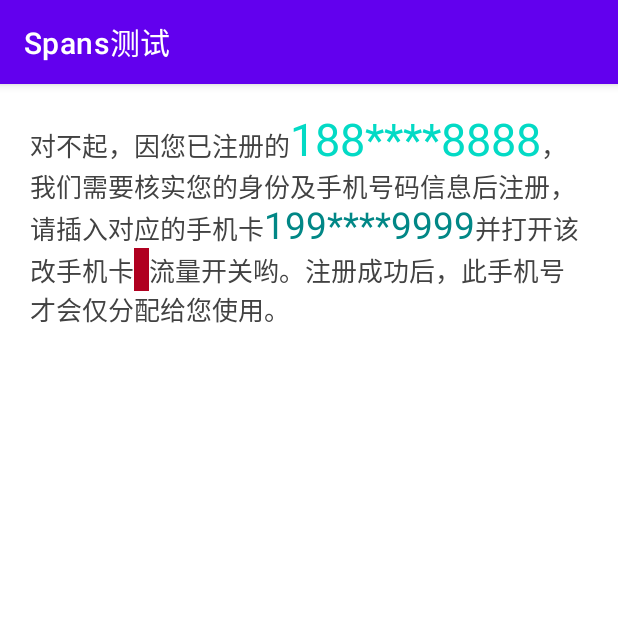
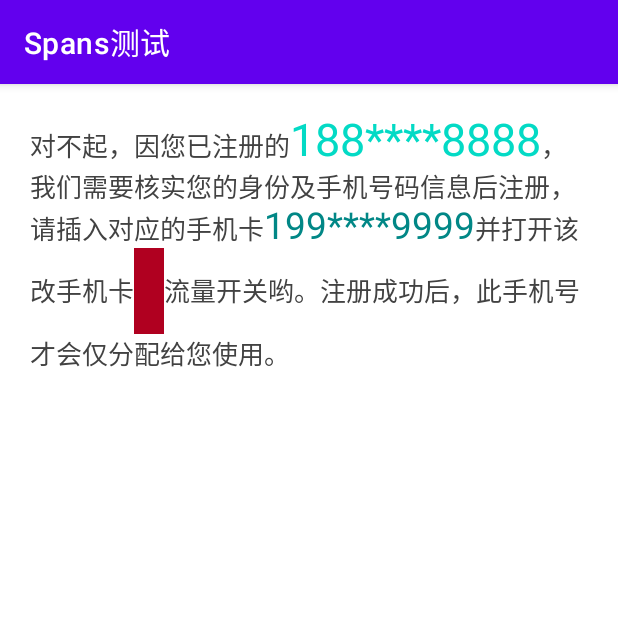
Before and after one commit to chentao7v/Spans, an Android app: the PlaceholderActivity screen opened directly, with no data from a screen before it, on a phone screen of 412 x 824 dp, the top half of it. Run offline under Robolectric (Android 15) with nearby library versions, the phone set to English and light mode, and no system bars.

Commit message:
占位替换支持 Bitmap

```diff
--- a/app/src/main/java/me/chentao/span/simple/PlaceholderActivity.kt
+++ b/app/src/main/java/me/chentao/span/simple/PlaceholderActivity.kt
@@ -48,7 +48,7 @@ class PlaceholderActivity : AppCompatActivity() {
         Log.i(TAG, "click B B !!!")
       }
       .size(25.dp)
-      .image(drawableRes(R.drawable.icon_rect), 10.dp)
+      .image(drawableRes(R.drawable.icon_rect), 20.dp)
       .inject(tvMsg)
   }
 
--- a/library/src/main/java/me/chentao/library/span/PlaceholderSpans.java
+++ b/library/src/main/java/me/chentao/library/span/PlaceholderSpans.java
@@ -1,5 +1,6 @@
 package me.chentao.library.span;
 
+import android.graphics.Bitmap;
 import android.graphics.drawable.Drawable;
 import android.text.Spannable;
 import android.text.SpannableString;
@@ -101,9 +102,17 @@ public final class PlaceholderSpans {
     return this;
   }
 
+  /**
+   * 用指定的图片替换替换占位符
+   */
   public PlaceholderSpans image(Drawable drawable, @Px int size) {
     // 添加一个空文本
-    handleHeadPlaceHolder(" ", new SpanIndexer.SizeImageSpan(drawable, size, AlignImageSpan.VERTICAL_ALIGN_BASELINE));
+    handleHeadPlaceHolder(" ", new SpanIndexer.SizeImageSpan(drawable, size, AlignImageSpan.VERTICAL_ALIGN_CENTER));
+    return this;
+  }
+
+  public PlaceholderSpans image(Bitmap bitmap, @Px int size) {
+    handleHeadPlaceHolder(" ", new SpanIndexer.SizeImageSpan(bitmap, size, AlignImageSpan.VERTICAL_ALIGN_BASELINE));
     return this;
   }
 
```
